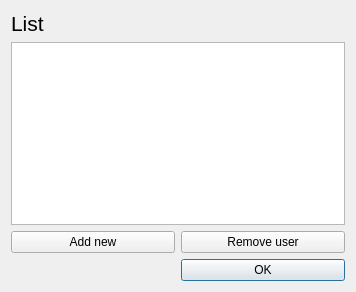
Qt form src/gui/forms/AuthorDialog.ui (open-scan-crew/OpenScanTools) before a commit.
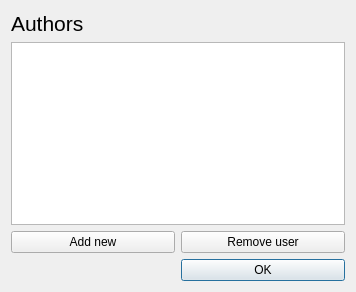
The same form after that commit.

The edit to the form file:
```diff
--- a/src/gui/forms/AuthorDialog.ui
+++ b/src/gui/forms/AuthorDialog.ui
@@ -45,7 +45,7 @@
       </font>
      </property>
      <property name="text">
-      <string>List</string>
+      <string>Authors</string>
      </property>
     </widget>
    </item>
```
